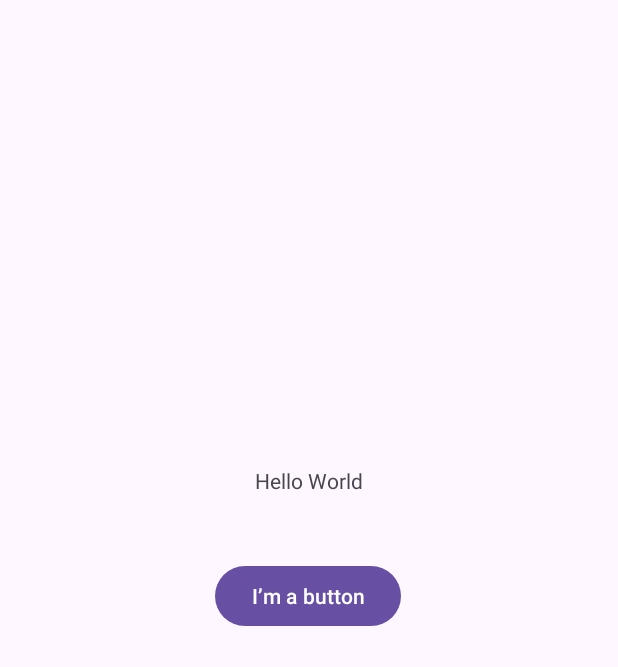
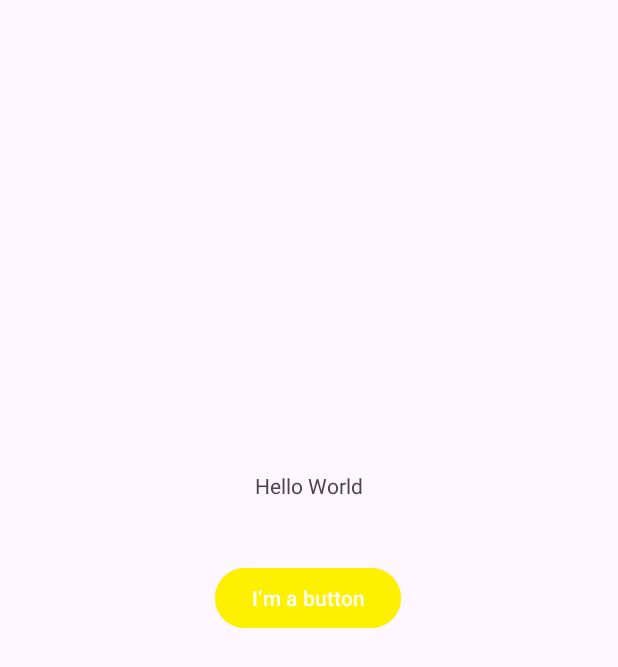
Before and after one commit to shreeshjosyula/CP670-A-Sai-Shreesh-Josyula, an Android app: the screen it shows after launch (MainActivity), on a phone screen of 412 x 824 dp. Shown: the top 667 px of the screen. Run offline under Robolectric (Android 15) with nearby library versions, the phone set to English and light mode, and no system bars.

Commit message:
Initial commit with new language

```diff
--- a/app/src/main/res/drawable/ic_launcher_background.xml
+++ b/app/src/main/res/drawable/ic_launcher_background.xml
@@ -5,7 +5,7 @@
     android:viewportWidth="108"
     android:viewportHeight="108">
     <path
-        android:fillColor="#3DDC84"
+        android:fillColor="#DC3D46"
         android:pathData="M0,0h108v108h-108z" />
     <path
         android:fillColor="#00000000"
--- a/app/src/main/res/drawable/ic_launcher_foreground.xml
+++ b/app/src/main/res/drawable/ic_launcher_foreground.xml
@@ -22,7 +22,7 @@
         </aapt:attr>
     </path>
     <path
-        android:fillColor="#FFFFFF"
+        android:fillColor="#FFF000"
         android:fillType="nonZero"
         android:pathData="M65.3,45.828l3.8,-6.6c0.2,-0.4 0.1,-0.9 -0.3,-1.1c-0.4,-0.2 -0.9,-0.1 -1.1,0.3l-3.9,6.7c-6.3,-2.8 -13.4,-2.8 -19.7,0l-3.9,-6.7c-0.2,-0.4 -0.7,-0.5 -1.1,-0.3C38.8,38.328 38.7,38.828 38.9,39.228l3.8,6.6C36.2,49.428 31.7,56.028 31,63.928h46C76.3,56.028 71.8,49.428 65.3,45.828zM43.4,57.328c-0.8,0 -1.5,-0.5 -1.8,-1.2c-0.3,-0.7 -0.1,-1.5 0.4,-2.1c0.5,-0.5 1.4,-0.7 2.1,-0.4c0.7,0.3 1.2,1 1.2,1.8C45.3,56.528 44.5,57.328 43.4,57.328L43.4,57.328zM64.6,57.328c-0.8,0 -1.5,-0.5 -1.8,-1.2s-0.1,-1.5 0.4,-2.1c0.5,-0.5 1.4,-0.7 2.1,-0.4c0.7,0.3 1.2,1 1.2,1.8C66.5,56.528 65.6,57.328 64.6,57.328L64.6,57.328z"
         android:strokeWidth="1"
--- a/app/src/main/res/layout/activity_main.xml
+++ b/app/src/main/res/layout/activity_main.xml
@@ -15,7 +15,7 @@
         app:layout_constraintEnd_toEndOf="parent"
         app:layout_constraintStart_toStartOf="parent"
         app:layout_constraintTop_toTopOf="parent"
-        app:layout_constraintVertical_bias="0.386" />
+        app:layout_constraintVertical_bias="0.39" />
 
     <Button
         android:id="@+id/button"
@@ -26,6 +26,7 @@
         android:layout_marginEnd="144dp"
         android:layout_marginBottom="373dp"
         android:text="@string/ButtonText"
+        android:backgroundTint="#FFF000"
         app:layout_constraintBottom_toBottomOf="parent"
         app:layout_constraintEnd_toEndOf="parent"
         app:layout_constraintHorizontal_bias="0.0"
```
Also changed, not shown: 1 other file.
